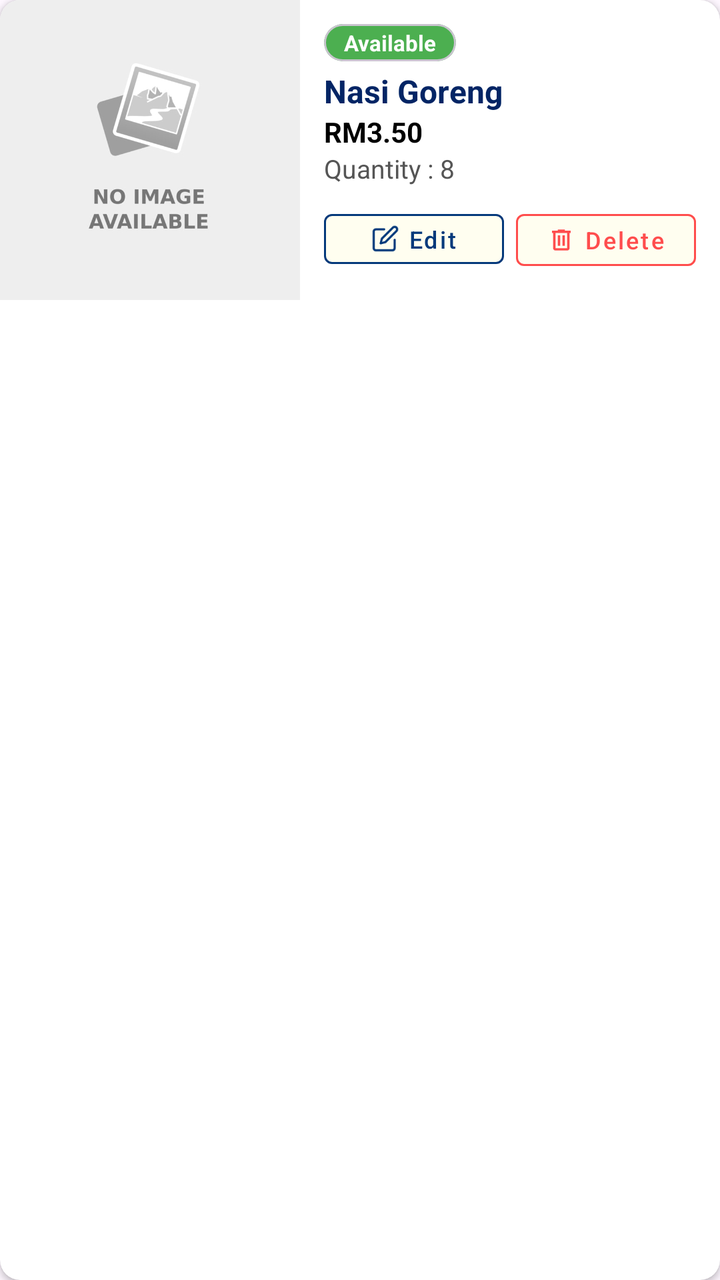
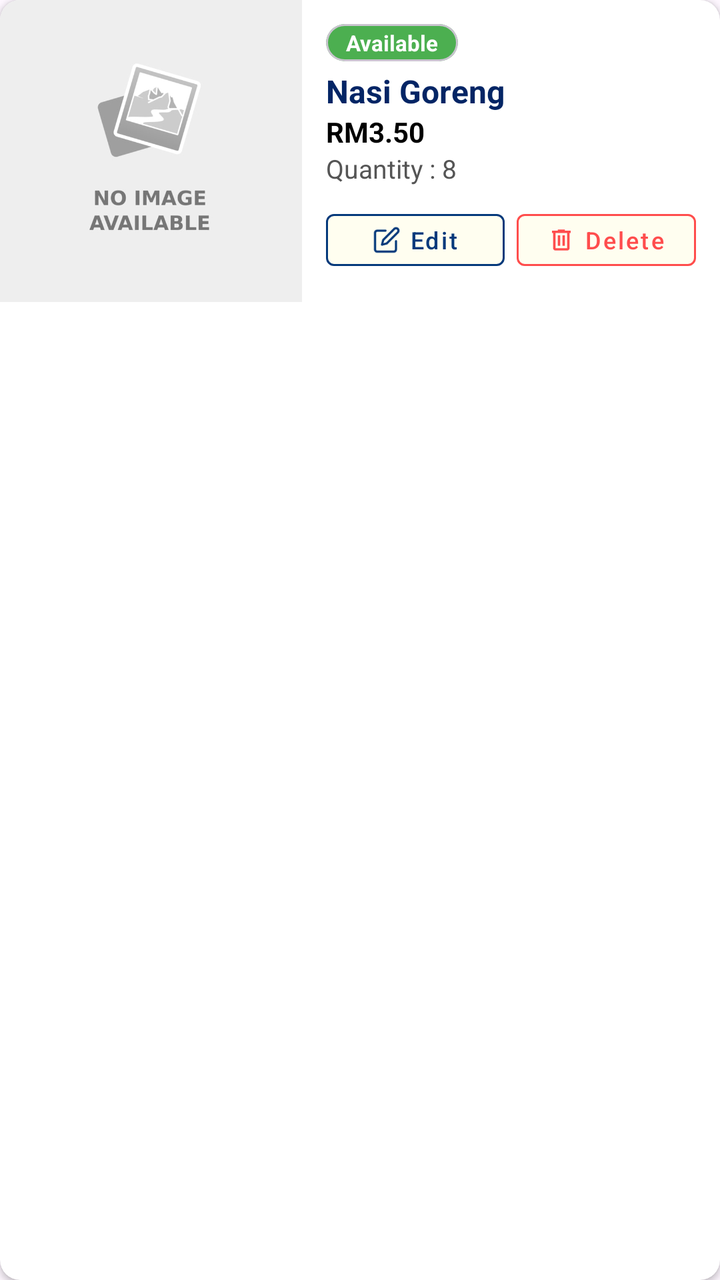

An Android layout rendered at two revisions. The XML below is the earlier revision; the diff shows what the commit changed to produce the second picture.
<!-- AndroidManifest.xml: application theme Theme.ShipEatsCustomer -->
<!-- res/layout/admin_inventory_card.xml -->
<?xml version="1.0" encoding="utf-8"?>
<com.google.android.material.card.MaterialCardView
    xmlns:android="http://schemas.android.com/apk/res/android"
    xmlns:app="http://schemas.android.com/apk/res-auto"
    android:layout_width="match_parent"
    android:layout_height="wrap_content"
    android:layout_marginBottom="16dp"
    android:backgroundTint="@color/white"
    app:cardCornerRadius="10dp"
    app:cardElevation="2dp"
    app:strokeWidth="0dp">

    <LinearLayout
        android:layout_width="match_parent"
        android:layout_height="wrap_content"
        android:orientation="horizontal">

        <ImageView
            android:id="@+id/food_img"
            android:layout_width="150dp"
            android:layout_height="150dp"
            android:scaleType="centerCrop"
            android:src="@drawable/no_image_available" />

        <LinearLayout
            android:layout_width="match_parent"
            android:layout_height="match_parent"
            android:orientation="vertical"
            android:padding="12dp">

            <com.google.android.material.card.MaterialCardView
                android:id="@+id/badge_card"
                android:layout_width="wrap_content"
                android:layout_height="wrap_content"
                app:cardBackgroundColor="#4CAF50"
                app:cardCornerRadius="12dp"
                app:cardElevation="0dp">
                <TextView
                    android:id="@+id/tv_status"
                    android:layout_width="wrap_content"
                    android:layout_height="wrap_content"
                    android:paddingHorizontal="10dp"
                    android:paddingVertical="2dp"
                    android:text="Available"
                    android:textColor="@color/white"
                    android:textSize="11sp"
                    android:textStyle="bold" />
            </com.google.android.material.card.MaterialCardView>

            <TextView
                android:id="@+id/tv_food_name"
                android:layout_width="wrap_content"
                android:layout_height="wrap_content"
                android:layout_marginTop="4dp"
                android:text="Nasi Goreng"
                android:textColor="#032565"
                android:textSize="16sp"
                android:textStyle="bold" />

            <TextView
                android:id="@+id/tv_price"
                android:layout_width="wrap_content"
                android:layout_height="wrap_content"
                android:text="RM3.50"
                android:textColor="#000000"
                android:textStyle="bold" />

            <TextView
                android:id="@+id/tv_quantity"
                android:layout_width="wrap_content"
                android:layout_height="wrap_content"
                android:text="Quantity : 8"
                android:textColor="#555555"
                android:textSize="13sp" />

            <LinearLayout
                android:layout_width="match_parent"
                android:layout_height="wrap_content"
                android:layout_marginTop="8dp"
                android:orientation="horizontal">

                <com.google.android.material.button.MaterialButton
                    android:id="@+id/btn_edit"
                    style="@style/Widget.MaterialComponents.Button.OutlinedButton"
                    android:layout_width="0dp"
                    android:layout_height="match_parent"
                    android:layout_marginEnd="6dp"
                    android:layout_weight="1"
                    android:padding="0dp"
                    android:text="Edit"
                    android:textAllCaps="false"
                    android:textColor="#04397B"
                    android:textSize="12sp"
                    app:icon="@drawable/ic_edit"
                    app:iconGravity="textStart"
                    app:iconPadding="4dp"
                    app:iconSize="14dp"
                    app:iconTint="#04397B"
                    app:strokeColor="#04397B"
                    app:backgroundTint="#FFFEF0"/>

                <com.google.android.material.button.MaterialButton
                    android:id="@+id/btn_delete"
                    style="@style/Widget.MaterialComponents.Button.OutlinedButton"
                    android:layout_width="0dp"
                    android:layout_height="38dp"
                    android:layout_weight="1"
                    android:padding="0dp"
                    android:text="Delete"
                    android:textAllCaps="false"
                    android:textColor="#FF4D4D"
                    android:textSize="12sp"
                    app:icon="@drawable/ic_delete"
                    app:iconGravity="textStart"
                    app:iconPadding="4dp"
                    app:iconSize="14dp"
                    app:iconTint="#FF4D4D"
                    app:strokeColor="#FF4D4D"
                    app:backgroundTint="#FFFEF0"/>
            </LinearLayout>
        </LinearLayout>
    </LinearLayout>
</com.google.android.material.card.MaterialCardView>
<!-- resources referenced by this layout -->
<resources>
  <color name="white">#FFFFFFFF</color>
  <!-- drawable ic_delete: png bitmap (drawable, 403 bytes) -->
  <!-- drawable ic_edit: png bitmap (drawable, 989 bytes) -->
  <!-- drawable no_image_available: jpg bitmap (drawable, 45077 bytes) -->
  <style name="Theme.ShipEatsCustomer" parent="Base.Theme.ShipEatsCustomer" />
  <style name="Base.Theme.ShipEatsCustomer" parent="Theme.Material3.DayNight.NoActionBar">
          
          
      </style>
</resources>

<!-- the commit's change to res/layout/admin_inventory_card.xml (unified diff, before → after) -->
@@ -16,15 +16,15 @@
         android:orientation="horizontal">
 
         <ImageView
-            android:id="@+id/food_img"
-            android:layout_width="150dp"
-            android:layout_height="150dp"
+            android:id="@+id/iv_food"
+            android:layout_width="151dp"
+            android:layout_height="151dp"
             android:scaleType="centerCrop"
             android:src="@drawable/no_image_available" />
 
         <LinearLayout
             android:layout_width="match_parent"
-            android:layout_height="match_parent"
+            android:layout_height="wrap_content"
             android:orientation="vertical"
             android:padding="12dp">
 
@@ -83,7 +83,7 @@
                     android:id="@+id/btn_edit"
                     style="@style/Widget.MaterialComponents.Button.OutlinedButton"
                     android:layout_width="0dp"
-                    android:layout_height="match_parent"
+                    android:layout_height="38dp"
                     android:layout_marginEnd="6dp"
                     android:layout_weight="1"
                     android:padding="0dp"
